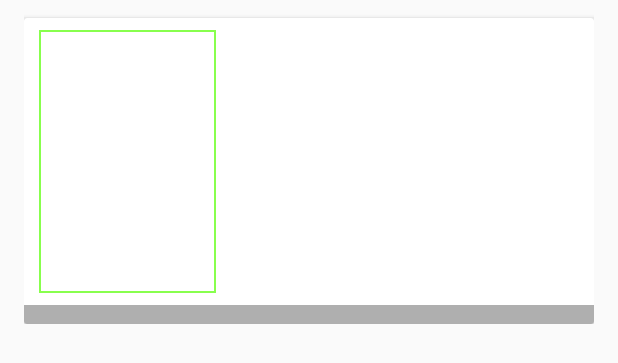
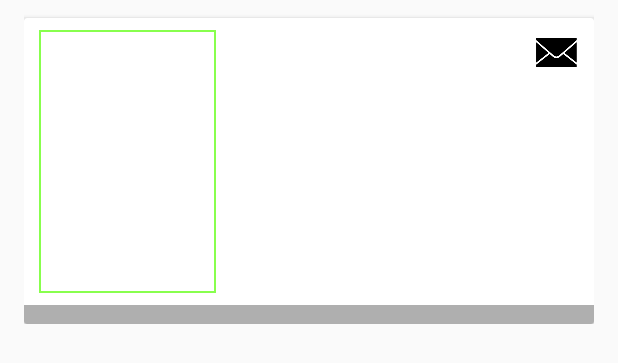
Before and after one commit to OrenScheer/Find-My-Representatives, an Android app: the layout recyclerview_item_row.xml on its own in the app's theme, with its tools: preview values and no code run, on a phone screen of 412 x 824 dp. Shown: the top 363 px of the screen. Run offline under Robolectric (Android 15) with nearby library versions, the phone set to English and light mode, and no system bars.

Commit message:
Add email icon so that a user can compose an email to a rep

```diff
--- a/app/build.gradle
+++ b/app/build.gradle
@@ -45,6 +45,7 @@ dependencies {
     implementation 'androidx.cardview:cardview:1.0.0'
     implementation 'com.google.android.gms:play-services-location:17.0.0'
     implementation 'com.github.quickpermissions:quickpermissions-kotlin:0.4.0'
+    implementation 'de.cketti.mailto:email-intent-builder:2.0.0'
     annotationProcessor 'com.github.bumptech.glide:compiler:4.11.0'
     testImplementation 'junit:junit:4.12'
     testImplementation 'com.google.truth:truth:1.0.1'
--- a/app/src/main/res/layout/recyclerview_item_row.xml
+++ b/app/src/main/res/layout/recyclerview_item_row.xml
@@ -79,13 +79,26 @@
                     android:id="@+id/rep_name"
                     android:layout_width="match_parent"
                     android:layout_height="wrap_content"
+                    android:layout_marginEnd="32dp"
                     android:layout_weight="1"
                     android:textSize="14sp"
                     android:textStyle="bold"
                     app:layout_constraintBottom_toTopOf="@+id/rep_office_riding"
+                    app:layout_constraintEnd_toEndOf="parent"
                     app:layout_constraintTop_toTopOf="parent"
-                    app:layout_constraintVertical_chainStyle="spread_inside"
-                    tools:layout_editor_absoluteX="5dp" />
+                    app:layout_constraintVertical_chainStyle="spread_inside" />
+
+                <ImageView
+                    android:id="@+id/email_address"
+                    android:layout_width="30dp"
+                    android:layout_height="wrap_content"
+                    android:adjustViewBounds="true"
+                    android:background="#FFFFFF"
+                    android:contentDescription="@string/email_alt"
+                    android:scaleType="centerInside"
+                    app:layout_constraintEnd_toEndOf="parent"
+                    app:layout_constraintTop_toTopOf="parent"
+                    app:srcCompat="@drawable/email_icon" />
 
             </androidx.constraintlayout.widget.ConstraintLayout>
 
--- a/app/src/main/res/values/strings.xml
+++ b/app/src/main/res/values/strings.xml
@@ -8,6 +8,7 @@
     <string name="no_results">This postal code is not associated with any representatives according to the API. Please try a different postal code, or finding by device location.</string>
     <string name="invalid_go_back">Go back</string>
     <string name="photo_alt">Image of representative</string>
+    <string name="email_alt">Email icon</string>
     <string name="no_internet">There has been an error. You likely have no Internet. Please go back and try again.</string>
     <string name="or">OR</string>
     <string name="use_location">Use my current location</string>
```
Also changed, not shown: app/src/main/java/com/example/findmyrepresentatives/RecyclerAdapter.kt (+12 -3 lines), app/src/main/java/com/example/findmyrepresentatives/ResultsActivity.kt (+12 -2 lines), app/src/main/res/drawable/email_icon.png (added).
